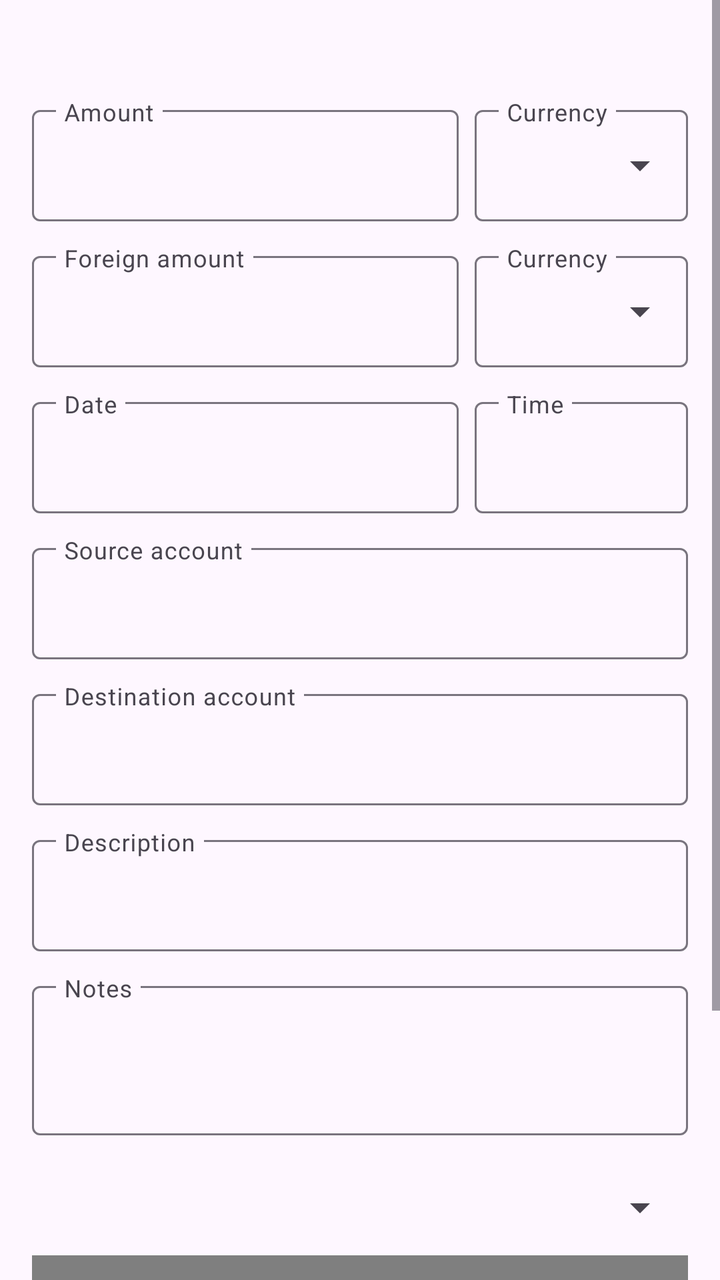
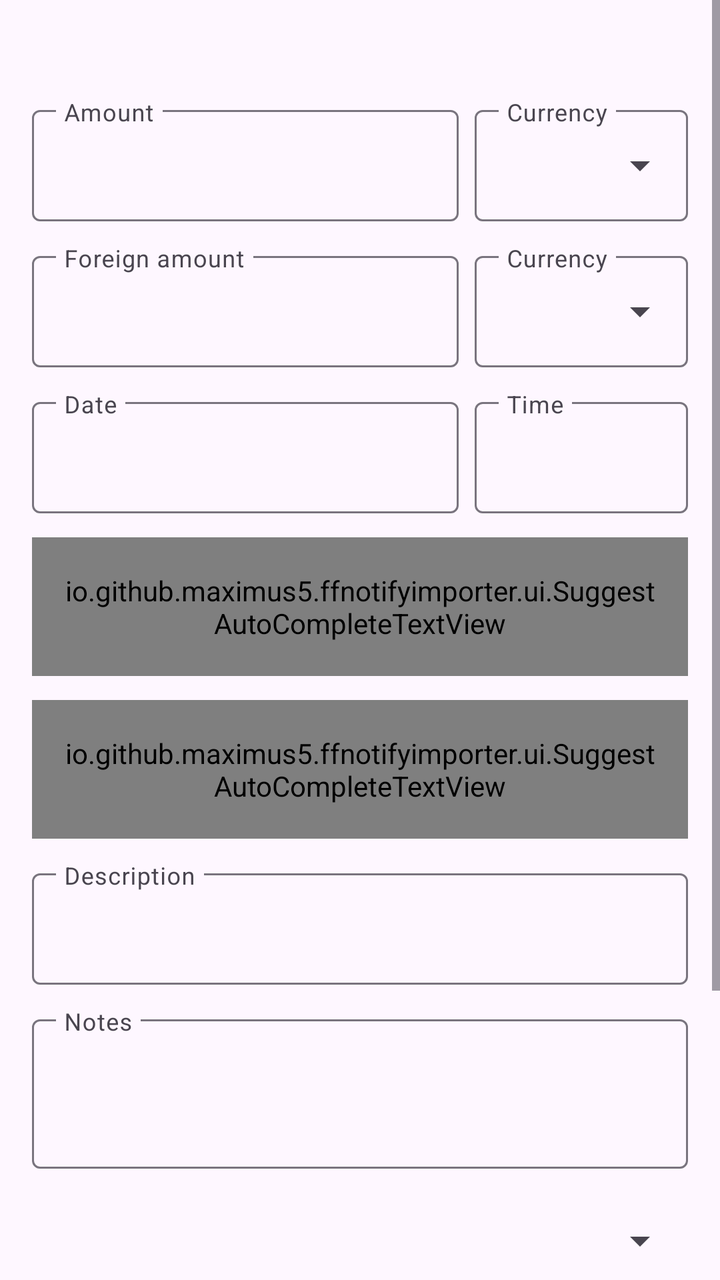

Screens rendered from an Android XML layout before and after an edit, with the pre-edit source and the edit as a unified diff.
<!-- AndroidManifest.xml: application theme Theme.FfNotifyImporter -->
<!-- res/layout/fragment_create_transaction.xml -->
<?xml version="1.0" encoding="utf-8"?>
<ScrollView xmlns:android="http://schemas.android.com/apk/res/android"
    xmlns:app="http://schemas.android.com/apk/res-auto"
    android:layout_width="match_parent"
    android:layout_height="match_parent">

    <LinearLayout
        android:layout_width="match_parent"
        android:layout_height="wrap_content"
        android:orientation="vertical"
        android:padding="16dp">

        <TextView
            android:id="@+id/ruleLabelText"
            android:layout_width="match_parent"
            android:layout_height="wrap_content"
            android:layout_marginBottom="12dp"
            android:textColor="#888888"
            android:textSize="13sp"
            android:visibility="gone" />

        <TextView
            android:id="@+id/alreadyLinkedWarningText"
            android:layout_width="match_parent"
            android:layout_height="wrap_content"
            android:layout_marginBottom="16dp"
            android:textColor="?attr/colorError"
            android:textStyle="bold"
            android:textSize="14sp"
            android:visibility="gone" />

        <TextView
            android:id="@+id/kindText"
            android:layout_width="match_parent"
            android:layout_height="wrap_content"
            android:layout_marginBottom="16dp"
            android:textColor="#888888"
            android:textSize="13sp" />

        <LinearLayout
            android:layout_width="match_parent"
            android:layout_height="wrap_content"
            android:layout_marginBottom="12dp"
            android:orientation="horizontal">

            <com.google.android.material.textfield.TextInputLayout
                android:id="@+id/amountLayout"
                android:layout_width="0dp"
                android:layout_height="wrap_content"
                android:layout_marginEnd="8dp"
                android:layout_weight="2"
                android:hint="@string/create_tx_field_amount"
                app:expandedHintEnabled="false">

                <com.google.android.material.textfield.TextInputEditText
                    android:id="@+id/amountInput"
                    android:layout_width="match_parent"
                    android:layout_height="wrap_content"
                    android:inputType="numberDecimal" />

            </com.google.android.material.textfield.TextInputLayout>

            <com.google.android.material.textfield.TextInputLayout
                android:id="@+id/currencyCodeLayout"
                android:layout_width="0dp"
                android:layout_height="wrap_content"
                android:layout_weight="1"
                android:hint="@string/create_tx_field_currency"
                app:expandedHintEnabled="false"
                app:endIconMode="custom"
                app:endIconDrawable="@drawable/ic_dropdown"
                app:endIconContentDescription="@string/rule_pick_currency">

                <com.google.android.material.textfield.TextInputEditText
                    android:id="@+id/currencyCodeInput"
                    android:layout_width="match_parent"
                    android:layout_height="wrap_content"
                    android:inputType="textCapCharacters"
                    android:maxLines="1" />

            </com.google.android.material.textfield.TextInputLayout>

        </LinearLayout>

        <LinearLayout
            android:layout_width="match_parent"
            android:layout_height="wrap_content"
            android:layout_marginBottom="12dp"
            android:orientation="horizontal">

            <com.google.android.material.textfield.TextInputLayout
                android:layout_width="0dp"
                android:layout_height="wrap_content"
                android:layout_marginEnd="8dp"
                android:layout_weight="2"
                android:hint="@string/create_tx_field_foreign_amount"
                app:expandedHintEnabled="false">

                <com.google.android.material.textfield.TextInputEditText
                    android:id="@+id/foreignAmountInput"
                    android:layout_width="match_parent"
                    android:layout_height="wrap_content"
                    android:inputType="numberDecimal" />

            </com.google.android.material.textfield.TextInputLayout>

            <com.google.android.material.textfield.TextInputLayout
                android:id="@+id/foreignCurrencyCodeLayout"
                android:layout_width="0dp"
                android:layout_height="wrap_content"
                android:layout_weight="1"
                android:hint="@string/create_tx_field_currency"
                app:expandedHintEnabled="false"
                app:endIconMode="custom"
                app:endIconDrawable="@drawable/ic_dropdown"
                app:endIconContentDescription="@string/rule_pick_currency">

                <com.google.android.material.textfield.TextInputEditText
                    android:id="@+id/foreignCurrencyCodeInput"
                    android:layout_width="match_parent"
                    android:layout_height="wrap_content"
                    android:inputType="textCapCharacters"
                    android:maxLines="1" />

            </com.google.android.material.textfield.TextInputLayout>

        </LinearLayout>

        <LinearLayout
            android:layout_width="match_parent"
            android:layout_height="wrap_content"
            android:layout_marginBottom="12dp"
            android:orientation="horizontal">

            <com.google.android.material.textfield.TextInputLayout
                android:layout_width="0dp"
                android:layout_height="wrap_content"
                android:layout_marginEnd="8dp"
                android:layout_weight="2"
                android:hint="@string/create_tx_field_date"
                app:expandedHintEnabled="false">

                <com.google.android.material.textfield.TextInputEditText
                    android:id="@+id/transactionDateInput"
                    android:layout_width="match_parent"
                    android:layout_height="wrap_content"
                    android:cursorVisible="false"
                    android:ellipsize="end"
                    android:focusable="false"
                    android:inputType="none"
                    android:maxLines="1" />

            </com.google.android.material.textfield.TextInputLayout>

            <com.google.android.material.textfield.TextInputLayout
                android:layout_width="0dp"
                android:layout_height="wrap_content"
                android:layout_weight="1"
                android:hint="@string/create_tx_field_time"
                app:expandedHintEnabled="false">

                <com.google.android.material.textfield.TextInputEditText
                    android:id="@+id/transactionTimeInput"
                    android:layout_width="match_parent"
                    android:layout_height="wrap_content"
                    android:cursorVisible="false"
                    android:ellipsize="end"
                    android:focusable="false"
                    android:inputType="none"
                    android:maxLines="1" />

            </com.google.android.material.textfield.TextInputLayout>

        </LinearLayout>

        <com.google.android.material.textfield.TextInputLayout
            android:id="@+id/sourceAccountLayout"
            android:layout_width="match_parent"
            android:layout_height="wrap_content"
            android:layout_marginBottom="12dp"
            android:hint="@string/create_tx_field_source_account"
            app:expandedHintEnabled="false">

            <com.google.android.material.textfield.TextInputEditText
                android:id="@+id/sourceAccountInput"
                android:layout_width="match_parent"
                android:layout_height="wrap_content" />

        </com.google.android.material.textfield.TextInputLayout>

        <com.google.android.material.textfield.TextInputLayout
            android:id="@+id/destinationAccountLayout"
            android:layout_width="match_parent"
            android:layout_height="wrap_content"
            android:layout_marginBottom="12dp"
            android:hint="@string/create_tx_field_destination_account"
            app:expandedHintEnabled="false">

            <com.google.android.material.textfield.TextInputEditText
                android:id="@+id/destinationAccountInput"
                android:layout_width="match_parent"
                android:layout_height="wrap_content" />

        </com.google.android.material.textfield.TextInputLayout>

        <com.google.android.material.textfield.TextInputLayout
            android:id="@+id/descriptionLayout"
            android:layout_width="match_parent"
            android:layout_height="wrap_content"
            android:layout_marginBottom="12dp"
            android:hint="@string/create_tx_field_description"
            app:expandedHintEnabled="false">

            <com.google.android.material.textfield.TextInputEditText
                android:id="@+id/descriptionInput"
                android:layout_width="match_parent"
                android:layout_height="wrap_content" />

        </com.google.android.material.textfield.TextInputLayout>

        <com.google.android.material.textfield.TextInputLayout
            android:layout_width="match_parent"
            android:layout_height="wrap_content"
            android:layout_marginBottom="12dp"
            android:hint="@string/create_tx_field_notes"
            app:expandedHintEnabled="false">

            <com.google.android.material.textfield.TextInputEditText
                android:id="@+id/notesInput"
                android:layout_width="match_parent"
                android:layout_height="wrap_content"
                android:gravity="top"
                android:inputType="textMultiLine"
                android:minLines="2" />

        </com.google.android.material.textfield.TextInputLayout>

        <com.google.android.material.textfield.TextInputLayout
            android:id="@+id/categoryLayout"
            android:layout_width="match_parent"
            android:layout_height="wrap_content"
            android:layout_marginBottom="12dp"
            android:hint="@string/create_tx_field_category"
            app:expandedHintEnabled="false"
            app:endIconMode="custom"
            app:endIconDrawable="@drawable/ic_dropdown"
            app:endIconContentDescription="@string/create_tx_pick_category">

            
            <io.github.maximus5.ffnotifyimporter.ui.SuggestAutoCompleteTextView
                android:id="@+id/categoryInput"
                style="@style/Widget.Material3.AutoCompleteTextView.OutlinedBox"
                android:layout_width="match_parent"
                android:layout_height="wrap_content"
                android:completionThreshold="1"
                android:inputType="text" />

        </com.google.android.material.textfield.TextInputLayout>

        <com.google.android.material.textfield.TextInputLayout
            android:layout_width="match_parent"
            android:layout_height="wrap_content"
            android:layout_marginBottom="16dp"
            android:hint="@string/create_tx_field_tags"
            app:expandedHintEnabled="false">

            
            <io.github.maximus5.ffnotifyimporter.ui.TagsAutoCompleteTextView
                android:id="@+id/tagsInput"
                style="@style/Widget.Material3.AutoCompleteTextView.OutlinedBox"
                android:layout_width="match_parent"
                android:layout_height="wrap_content"
                android:completionThreshold="1"
                android:inputType="text" />

        </com.google.android.material.textfield.TextInputLayout>

    </LinearLayout>

</ScrollView>
<!-- resources referenced by this layout -->
<resources>
  <!-- drawable ic_dropdown (drawable) -->
  <?xml version="1.0" encoding="utf-8"?>
  <vector xmlns:android="http://schemas.android.com/apk/res/android"
      android:width="24dp"
      android:height="24dp"
      android:viewportWidth="24"
      android:viewportHeight="24"
      android:tint="?attr/colorOnSurfaceVariant">
      <path
          android:fillColor="#FF000000"
          android:pathData="M7,10l5,5 5,-5z" />
  </vector>
  <string name="create_tx_field_amount">Amount</string>
  <string name="create_tx_field_category">Category</string>
  <string name="create_tx_field_currency">Currency</string>
  <string name="create_tx_field_date">Date</string>
  <string name="create_tx_field_description">Description</string>
  <string name="create_tx_field_destination_account">Destination account</string>
  <string name="create_tx_field_foreign_amount">Foreign amount</string>
  <string name="create_tx_field_notes">Notes</string>
  <string name="create_tx_field_source_account">Source account</string>
  <string name="create_tx_field_tags">Tags (comma-separated)</string>
  <string name="create_tx_field_time">Time</string>
  <string name="create_tx_pick_category">Pick category</string>
  <string name="rule_pick_currency">Pick currency</string>
  <style name="Theme.FfNotifyImporter" parent="Theme.Material3.DayNight.NoActionBar" />
</resources>

<!-- the commit's change to res/layout/fragment_create_transaction.xml (unified diff, before → after) -->
@@ -181,10 +181,14 @@
             android:hint="@string/create_tx_field_source_account"
             app:expandedHintEnabled="false">
 
-            <com.google.android.material.textfield.TextInputEditText
+            
+            <io.github.maximus5.ffnotifyimporter.ui.SuggestAutoCompleteTextView
                 android:id="@+id/sourceAccountInput"
-                android:layout_width="match_parent"
-                android:layout_height="wrap_content" />
+                style="@style/Widget.Material3.AutoCompleteTextView.OutlinedBox"
+                android:layout_width="match_parent"
+                android:layout_height="wrap_content"
+                android:completionThreshold="1"
+                android:inputType="text" />
 
         </com.google.android.material.textfield.TextInputLayout>
 
@@ -196,10 +200,13 @@
             android:hint="@string/create_tx_field_destination_account"
             app:expandedHintEnabled="false">
 
-            <com.google.android.material.textfield.TextInputEditText
+            <io.github.maximus5.ffnotifyimporter.ui.SuggestAutoCompleteTextView
                 android:id="@+id/destinationAccountInput"
-                android:layout_width="match_parent"
-                android:layout_height="wrap_content" />
+                style="@style/Widget.Material3.AutoCompleteTextView.OutlinedBox"
+                android:layout_width="match_parent"
+                android:layout_height="wrap_content"
+                android:completionThreshold="1"
+                android:inputType="text" />
 
         </com.google.android.material.textfield.TextInputLayout>
 
